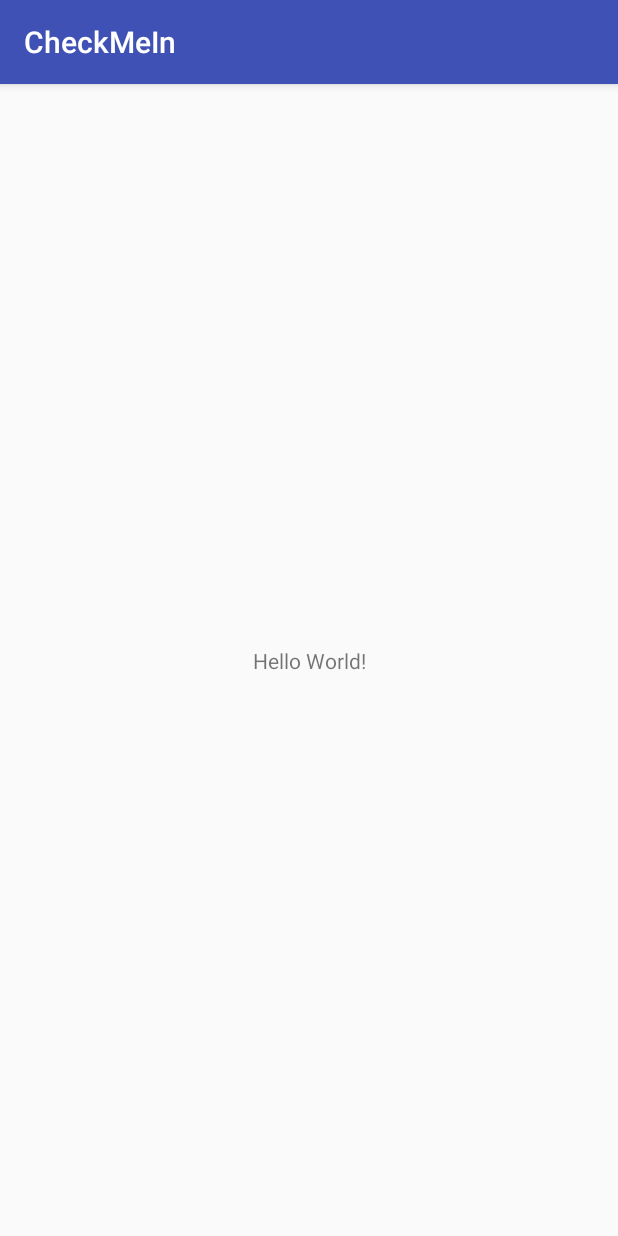
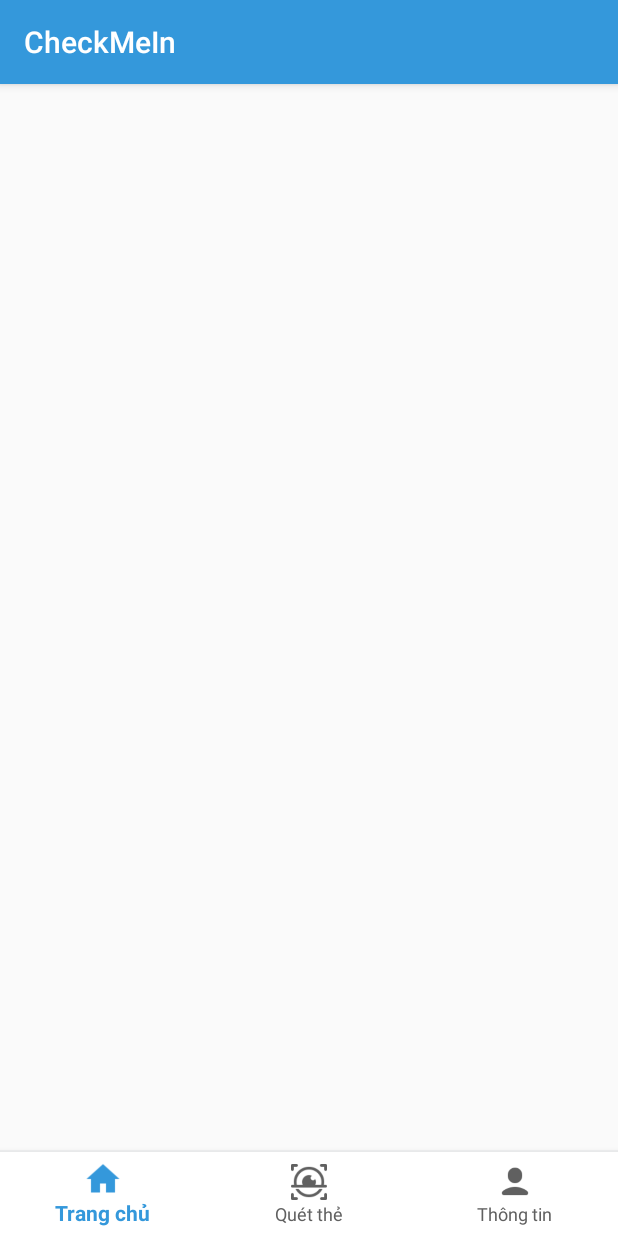
Before and after one commit to the-document/Attendance-Manager, an Android app: the screen it shows after launch (Loading), on a phone screen of 412 x 824 dp. Run offline under Robolectric (Android 15) with nearby library versions, the light colour scheme and no system bars.

Commit message:
create bottom navigate (use for all screen)

```diff
--- a/CheckMeIn/app/build.gradle
+++ b/CheckMeIn/app/build.gradle
@@ -25,4 +25,7 @@
     testImplementation 'junit:junit:4.12'
     androidTestImplementation 'com.android.support.test:runner:1.0.2'
     androidTestImplementation 'com.android.support.test.espresso:espresso-core:3.0.2'
+
+    //add hand code
+    implementation 'com.android.support:design:28.0.0'
 }
--- a/CheckMeIn/app/src/main/java/com/example/nguyenhongphuc98/checkmein/Loading.java
+++ b/CheckMeIn/app/src/main/java/com/example/nguyenhongphuc98/checkmein/Loading.java
@@ -8,6 +8,6 @@
     @Override
     protected void onCreate(Bundle savedInstanceState) {
         super.onCreate(savedInstanceState);
-        setContentView(R.layout.activity_loading);
+        setContentView(R.layout.activity_home);
     }
 }
--- /dev/null
+++ b/CheckMeIn/app/src/main/res/drawable/nav_item_color_state.xml
@@ -0,0 +1,5 @@
+<?xml version="1.0" encoding="utf-8"?>
+<selector xmlns:android="http://schemas.android.com/apk/res/android">
+    <item android:color="@color/colorPrimary" android:state_checked="true" />
+    <item android:color="@color/tinIcon" android:state_checked="false" />
+</selector>
--- /dev/null
+++ b/CheckMeIn/app/src/main/res/layout/activity_home.xml
@@ -0,0 +1,26 @@
+<?xml version="1.0" encoding="utf-8"?>
+<RelativeLayout
+    xmlns:android="http://schemas.android.com/apk/res/android"
+    xmlns:app="http://schemas.android.com/apk/res-auto"
+    android:layout_width="match_parent"
+    android:layout_height="match_parent"
+    android:backgroundTint="@color/backgroundColor">
+
+
+
+    <View
+        android:layout_width="match_parent"
+        android:layout_height="1dp"
+        android:layout_above="@+id/bottom_navigation"
+        android:background="@color/line"></View>
+
+    <android.support.design.widget.BottomNavigationView
+        android:id="@+id/bottom_navigation"
+        android:layout_width="match_parent"
+        android:layout_height="wrap_content"
+        android:layout_alignParentBottom="true"
+        app:menu="@menu/bottom_nav_menu"
+        app:itemBackground="@color/backgroundNavigate"
+        app:itemIconTint="@drawable/nav_item_color_state"
+        app:itemTextColor="@drawable/nav_item_color_state"/>
+</RelativeLayout>
--- /dev/null
+++ b/CheckMeIn/app/src/main/res/menu/bottom_nav_menu.xml
@@ -0,0 +1,26 @@
+<?xml version="1.0" encoding="utf-8"?>
+<menu xmlns:android="http://schemas.android.com/apk/res/android"
+    xmlns:app="http://schemas.android.com/apk/res-auto"
+    android:layout_width="match_parent"
+    android:layout_height="wrap_content">
+
+    <item
+        android:id="@+id/action_home"
+        android:icon="@drawable/icon_home"
+        android:title="Trang chủ"
+        app:showAsAction="ifRoom" />
+
+    <item
+        android:id="@+id/action_scan"
+        android:enabled="true"
+        android:icon="@drawable/icon_scan"
+        android:title="Quét thẻ"
+        app:showAsAction="ifRoom" />
+
+    <item
+        android:id="@+id/action_info"
+        android:enabled="true"
+        android:icon="@drawable/icon_user"
+        android:title="Thông tin"
+        app:showAsAction="ifRoom" />
+</menu>
--- a/CheckMeIn/app/src/main/res/values/colors.xml
+++ b/CheckMeIn/app/src/main/res/values/colors.xml
@@ -1,6 +1,10 @@
 <?xml version="1.0" encoding="utf-8"?>
 <resources>
-    <color name="colorPrimary">#3F51B5</color>
+    <color name="colorPrimary">#3498DB</color>
     <color name="colorPrimaryDark">#303F9F</color>
     <color name="colorAccent">#FF4081</color>
+    <color name="backgroundNavigate">#fff</color>
+    <color name="backgroundColor">#f2f2f2</color>
+    <color name="tinIcon">#606060</color>
+    <color name="line">#EFF0F1</color>
 </resources>
```
Also changed, not shown: CheckMeIn/app/src/main/res/drawable/icon_home.png (added), CheckMeIn/app/src/main/res/drawable/icon_scan.png (added), CheckMeIn/app/src/main/res/drawable/icon_user.png (added).
